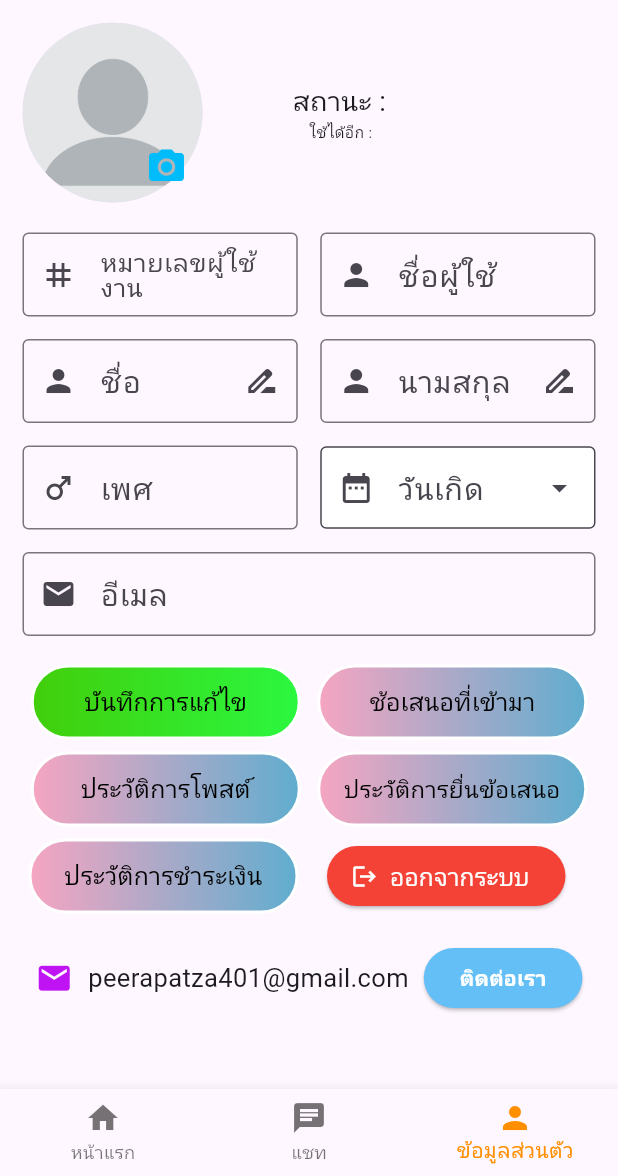
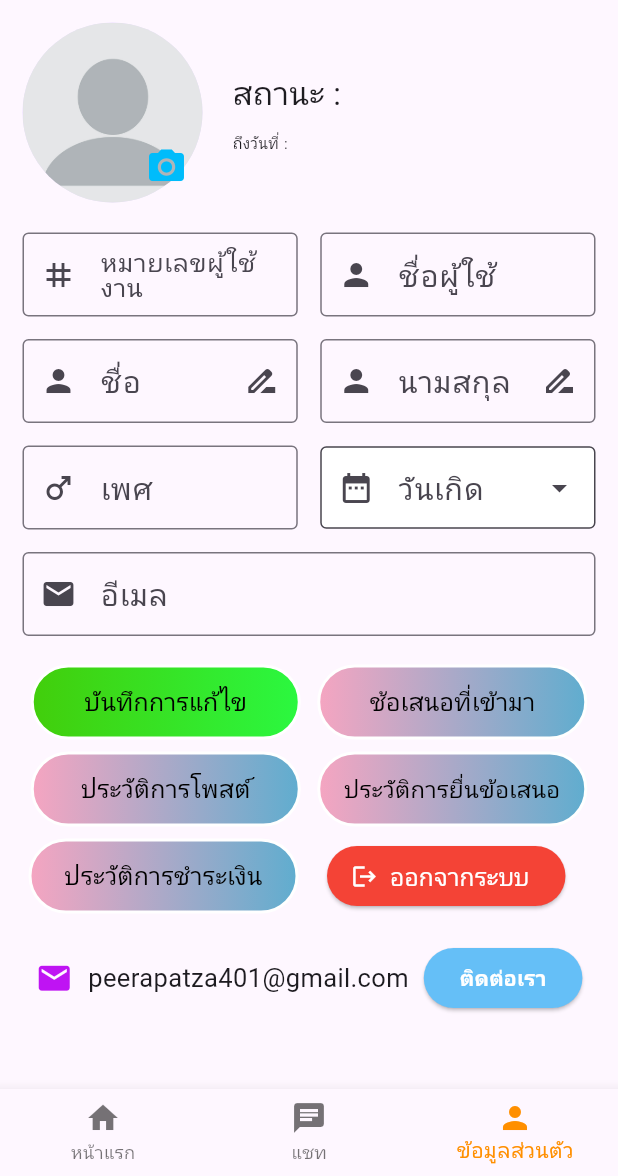
Before and after one commit to peerapattop/swapItem-project, a Flutter app: the screen it shows once a user with an empty profile is signed in, item 3 of the bottom bar chosen, on a phone screen of 412 x 824 dp, the part 60-1236 px from its top. Run offline on Flutter 3.47's test engine with Material 3 defaults, Android fonts, the phone set to English and light mode, and no system bars; our stand-ins replace carousel_slider, cloud_firestore, firebase_auth, firebase_core, firebase_database, firebase_messaging and 4 more; accounts and stored records are empty; network calls fail; Roboto replaces fonts that are missing (Inter).

Commit message:
ปรับเปลี่ยน ui

```diff
--- a/lib/9_my_profile.dart
+++ b/lib/9_my_profile.dart
@@ -197,19 +197,32 @@ class _ProfileState extends State<Profile> {
                                   alignment: Alignment.topCenter,
                                   child: imgPost(),
                                 ),
-                                SizedBox(
-                                  width: 60,
-                                ),
+                                const SizedBox(width: 20),
                                 Column(
+                                  crossAxisAlignment: CrossAxisAlignment.start,
                                   children: [
+                                    Row(
+                                      children: [
+                                        const Text(
+                                          'สถานะ : ',
+                                          style: TextStyle(fontSize: 21),
+                                        ),
+                                        if (statusUser == 'ผู้ใช้พรีเมี่ยม')
+                                          Image.asset(
+                                              'assets/images/vipbar.png',
+                                              width: 30,
+                                              height: 30),
+                                        Text(
+                                          statusUser,
+                                          style: const TextStyle(fontSize: 21),
+                                        ),
+                                      ],
+                                    ),
+                                    const SizedBox(height: 10),
                                     Text(
-                                      'สถานะ : $statusUser',
-                                      style: TextStyle(fontSize: 18),
+                                      'ถึงวันที่ : $remainingTime',
+                                      style: const TextStyle(fontSize: 10),
                                     ),
-                                    Text(
-                                      'ใช้ได้อีก : $remainingTime',
-                                      style: TextStyle(fontSize: 10),
-                                    )
                                   ],
                                 )
                               ],
@@ -478,7 +491,8 @@ class _ProfileState extends State<Profile> {
                                   label: const Text('ออกจากระบบ',
                                       style: TextStyle(
                                           color: Colors.white, fontSize: 16)),
-                                  icon: const Icon(Icons.logout, color: Colors.white),
+                                  icon: const Icon(Icons.logout,
+                                      color: Colors.white),
                                   onPressed: () {
                                     _showSignOutConfirmationDialog();
                                   },
```
Also changed, not shown: assets/images/vipbar.png (added).
